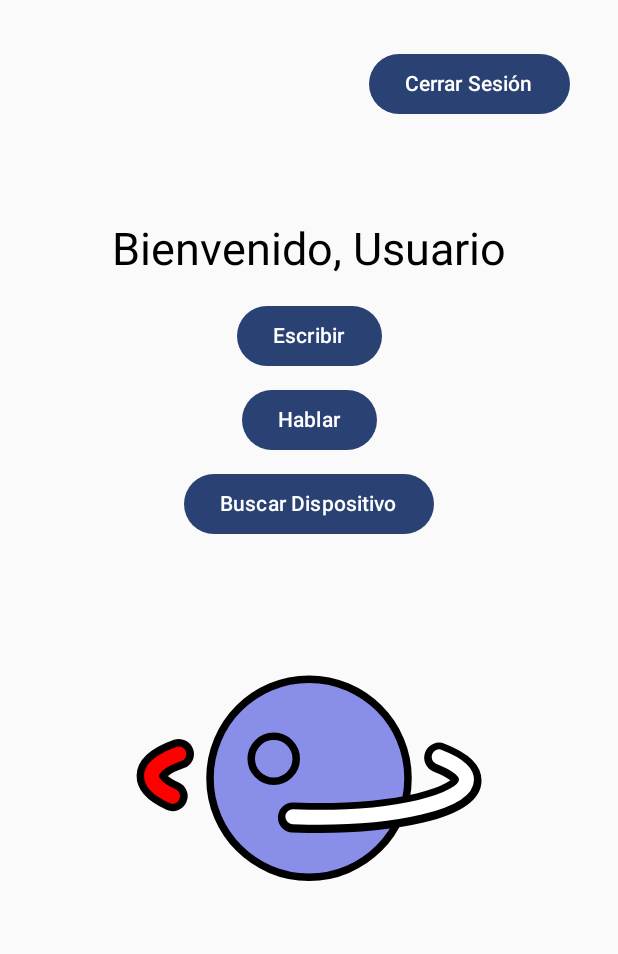
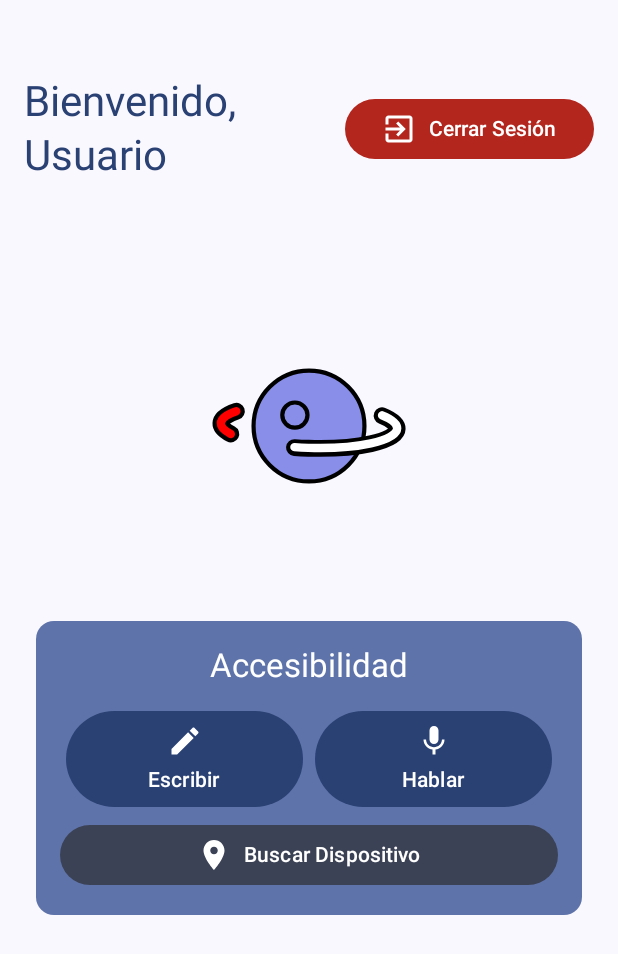
Before and after one commit to mati012/MyAPP, an Android app built with Jetpack Compose: the HomeScreen screen opened through its navigation route, on a phone screen of 412 x 824 dp. Shown: the top 954 px of the screen. Run offline under Robolectric (Android 15) with nearby library versions, the phone set to English and light mode, and no system bars; our stand-ins replace Firebase (no records; nobody signed in at launch, a user with empty details on screens opened directly).

Commit message:
cambios generales

```diff
--- a/app/build.gradle.kts
+++ b/app/build.gradle.kts
@@ -59,6 +59,7 @@ dependencies {
     implementation(libs.androidx.navigation.runtime.ktx)
     implementation(libs.androidx.navigation.compose)
     implementation("com.airbnb.android:lottie-compose:6.6.2")
+    implementation("androidx.compose.material:material-icons-extended:1.5.0")
 
     // Firebase BoM para centralizar versiones de Firebase
     implementation(platform("com.google.firebase:firebase-bom:33.9.0"))
--- a/app/src/main/java/com/example/myapp/MainActivity.kt
+++ b/app/src/main/java/com/example/myapp/MainActivity.kt
@@ -12,6 +12,7 @@ import androidx.activity.compose.rememberLauncherForActivityResult
 import androidx.activity.compose.setContent
 import androidx.activity.enableEdgeToEdge
 import androidx.activity.result.contract.ActivityResultContracts
+import androidx.compose.foundation.background
 import androidx.compose.foundation.layout.*
 import androidx.compose.material3.*
 import androidx.compose.runtime.*
@@ -33,6 +34,14 @@ import com.example.myapp.ui.theme.MyappTheme
 import com.google.firebase.database.*
 import com.google.android.gms.location.LocationServices
 import java.util.Locale
+import androidx.compose.material.icons.Icons
+import androidx.compose.material.icons.filled.Edit
+import androidx.compose.material.icons.filled.ExitToApp
+import androidx.compose.material.icons.filled.LocationOn
+import androidx.compose.material.icons.filled.Mic
+import androidx.compose.ui.res.stringResource
+import androidx.compose.ui.res.painterResource
+
 
 // Variable global para almacenar el usuario actual (se recomienda usar ViewModel para producción)
 var currentUser: String? = null
@@ -319,55 +328,168 @@ fun RecuperarContrasenaScreen(navController: NavController) {
 
 @Composable
 fun HomeScreen(navController: NavController) {
-
+    // Animación del planeta
     val composition by rememberLottieComposition(LottieCompositionSpec.RawRes(R.raw.planeta))
     val progress by animateLottieCompositionAsState(
         composition = composition,
         iterations = LottieConstants.IterateForever
     )
 
-    Box(modifier = Modifier.fillMaxSize().padding(16.dp)) {
+    Box(
+        modifier = Modifier
+            .fillMaxSize()
+            .background(MaterialTheme.colorScheme.background)
+    ) {
+        // Cabecera con título y botón de cerrar sesión
+        Row(
+            modifier = Modifier
+                .fillMaxWidth()
+                .padding(top = 50.dp, start = 16.dp, end = 16.dp)
+                .align(Alignment.TopCenter),
+            horizontalArrangement = Arrangement.SpaceBetween,
+            verticalAlignment = Alignment.CenterVertically
+        ) {
+            Text(
+                text = "Bienvenido,\n${currentUser?.substringBefore('@') ?: "Usuario"}",
+                style = MaterialTheme.typography.headlineMedium,
+                color = MaterialTheme.colorScheme.primary
+            )
+
             Button(
                 onClick = {
                     currentUser = null
                     navController.navigate("login")
                 },
-            modifier = Modifier.align(Alignment.TopEnd).padding(16.dp)
+                colors = ButtonDefaults.buttonColors(
+                    containerColor = MaterialTheme.colorScheme.error
+                )
             ) {
+                Icon(
+                    imageVector = Icons.Default.ExitToApp,
+                    contentDescription = "Cerrar Sesión",
+                    modifier = Modifier.size(24.dp)
+                )
+                Spacer(modifier = Modifier.width(8.dp))
                 Text("Cerrar Sesión")
             }
+        }
+
+        // Contenido principal centrado
         Column(
-            modifier = Modifier.align(Alignment.Center),
+            modifier = Modifier
+                .fillMaxSize()
+                .padding(24.dp),
+            horizontalAlignment = Alignment.CenterHorizontally,
+            verticalArrangement = Arrangement.Center
+        ) {
+            // Animación del planeta
+            LottieAnimation(
+                composition = composition,
+                progress = { progress },
+                modifier = Modifier
+                    .size(200.dp)
+                    .padding(bottom = 32.dp)
+            )
+
+            // Tarjetas de funcionalidades
+            Card(
+                modifier = Modifier
+                    .fillMaxWidth()
+                    .padding(vertical = 8.dp),
+                colors = CardDefaults.cardColors(
+                    containerColor = MaterialTheme.colorScheme.primaryContainer
+                )
+            ) {
+                Column(
+                    modifier = Modifier.padding(16.dp),
                     horizontalAlignment = Alignment.CenterHorizontally
                 ) {
                     Text(
-                text = "Bienvenido, ${currentUser ?: "Usuario"}",
-                color = Color.Black,
-                style = androidx.compose.ui.text.TextStyle(fontSize = 30.sp)
+                        "Accesibilidad",
+                        style = MaterialTheme.typography.titleLarge,
+                        color = MaterialTheme.colorScheme.onPrimaryContainer,
+                        modifier = Modifier.padding(bottom = 16.dp)
                     )
-            Spacer(modifier = Modifier.height(16.dp))
-            // Botones para navegar a las nuevas pantallas de accesibilidad
-            Button(onClick = { navController.navigate("escribir") }) {
+
+                    Row(
+                        modifier = Modifier.fillMaxWidth(),
+                        horizontalArrangement = Arrangement.SpaceEvenly
+                    ) {
+                        // Botón Escribir
+                        Button(
+                            onClick = { navController.navigate("escribir") },
+                            modifier = Modifier
+                                .weight(1f)
+                                .padding(horizontal = 4.dp),
+                            colors = ButtonDefaults.buttonColors(
+                                containerColor = MaterialTheme.colorScheme.primary
+                            )
+                        ) {
+                            Column(
+                                horizontalAlignment = Alignment.CenterHorizontally
+                            ) {
+                                Icon(
+                                    imageVector = Icons.Default.Edit,
+                                    contentDescription = "Escribir",
+                                    modifier = Modifier.size(24.dp)
+                                )
+                                Spacer(modifier = Modifier.height(4.dp))
                                 Text("Escribir")
                             }
-            Spacer(modifier = Modifier.height(8.dp))
-            Button(onClick = { navController.navigate("hablar") }) {
+                        }
+
+                        // Botón Hablar
+                        Button(
+                            onClick = { navController.navigate("hablar") },
+                            modifier = Modifier
+                                .weight(1f)
+                                .padding(horizontal = 4.dp),
+                            colors = ButtonDefaults.buttonColors(
+                                containerColor = MaterialTheme.colorScheme.primary
+                            )
+                        ) {
+                            Column(
+                                horizontalAlignment = Alignment.CenterHorizontally
+                            ) {
+                                Icon(
+                                    imageVector = Icons.Default.Mic,
+                                    contentDescription = "Hablar",
+                                    modifier = Modifier.size(24.dp)
+                                )
+                                Spacer(modifier = Modifier.height(4.dp))
                                 Text("Hablar")
-            }
-            Spacer(modifier = Modifier.height(8.dp))
-            Button(onClick = { navController.navigate("buscarDispositivo") }) {
-                Text("Buscar Dispositivo")
-            }
-            Spacer(modifier = Modifier.height(16.dp))
-            LottieAnimation(
-                composition = composition,
-                progress = { progress },
-                modifier = Modifier.size(300.dp)
-            )
                             }
                         }
                     }
 
+                    Spacer(modifier = Modifier.height(8.dp))
+
+                    // Botón Buscar Dispositivo
+                    Button(
+                        onClick = { navController.navigate("buscarDispositivo") },
+                        modifier = Modifier.fillMaxWidth(),
+                        colors = ButtonDefaults.buttonColors(
+                            containerColor = MaterialTheme.colorScheme.secondary
+                        )
+                    ) {
+                        Row(
+                            verticalAlignment = Alignment.CenterVertically,
+                            horizontalArrangement = Arrangement.Center
+                        ) {
+                            Icon(
+                                imageVector = Icons.Default.LocationOn,
+                                contentDescription = "Buscar Dispositivo",
+                                modifier = Modifier.size(24.dp)
+                            )
+                            Spacer(modifier = Modifier.width(8.dp))
+                            Text("Buscar Dispositivo")
+                        }
+                    }
+                }
+            }
+        }
+    }
+}
 @Composable
 fun EscribirScreen(navController: NavController) {
     val context = LocalContext.current
```
Also changed, not shown: 1 other file. Lines whose indentation alone changed are shown as unchanged.
